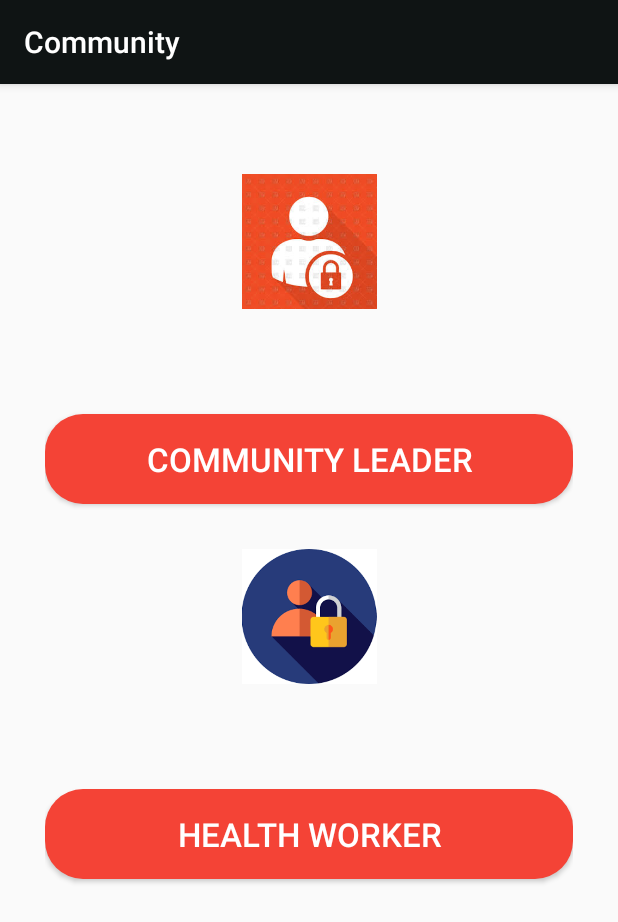
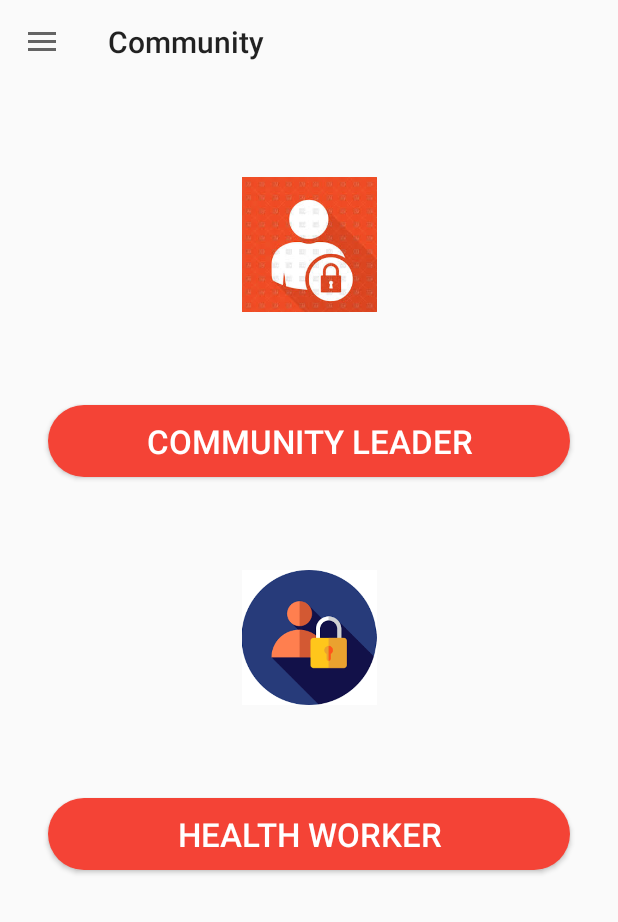
Before and after one commit to Joshua56/FirebaseAuth, an Android app: the MainActivity screen opened directly, with no data from a screen before it, on a phone screen of 412 x 824 dp. Shown: the top 922 px of the screen. Run offline under Robolectric (Android 15) with nearby library versions, the phone set to English and light mode, and no system bars.

Commit message:
Add drawer and fixes
- migrate to androidx

```diff
--- a/app/build.gradle
+++ b/app/build.gradle
@@ -29,7 +29,7 @@ dependencies {
     implementation 'com.google.firebase:firebase-core:17.0.0'
     implementation 'com.google.android.material:material:1.0.0'
     //noinspection GradleCompatible
-    implementation 'com.android.support:design:28.0.0'
+    implementation 'com.google.android.material:material:1.0.0'
     implementation 'com.google.firebase:firebase-auth:18.1.0'
 }
 
--- a/app/src/main/AndroidManifest.xml
+++ b/app/src/main/AndroidManifest.xml
@@ -14,7 +14,10 @@
         <activity android:name=".Medication"></activity>
         <activity android:name=".Community_Leader" />
         <activity android:name=".SignUp_Form" />
-        <activity android:name=".MainActivity" />
+        <activity
+            android:name=".MainActivity"
+            android:label="Community"
+            android:theme="@style/AppTheme.NoActionBar"/>
         <activity android:name=".LogIn_Form">
             <intent-filter>
                 <action android:name="android.intent.action.MAIN" />
--- a/app/src/main/java/www/joshmyapps/com/healthcare/Community_Leader.java
+++ b/app/src/main/java/www/joshmyapps/com/healthcare/Community_Leader.java
@@ -1,10 +1,10 @@
 package www.joshmyapps.com.healthcare;
-
-import androidx.appcompat.app.AppCompatActivity;
 
 import android.content.Intent;
 import android.os.Bundle;
 import android.view.View;
+
+import androidx.appcompat.app.AppCompatActivity;
 
 public class Community_Leader extends AppCompatActivity {
 
@@ -14,22 +14,23 @@ public class Community_Leader extends AppCompatActivity {
     protected void onCreate(Bundle savedInstanceState) {
         super.onCreate(savedInstanceState);
         setContentView(R.layout.activity_community__leader);
-        getSupportActionBar().setTitle("Diseases");
-        diarrhoeaIntent = new Intent(Community_Leader.this,Medication.class);
+        if (getSupportActionBar() != null)
+            getSupportActionBar().setTitle("Diseases");
+        diarrhoeaIntent = new Intent(Community_Leader.this, Medication.class);
     }
 
     public void diarrhoea(View view) {
-        diarrhoeaIntent.putExtra("Disease","Diarrhoea");
+        diarrhoeaIntent.putExtra("Disease", "Diarrhoea");
         startActivity(diarrhoeaIntent);
     }
 
     public void fever(View view) {
-        diarrhoeaIntent.putExtra("Disease","Fever");
+        diarrhoeaIntent.putExtra("Disease", "Fever");
         startActivity(diarrhoeaIntent);
     }
 
     public void cough(View view) {
-        diarrhoeaIntent.putExtra("Disease","Cough");
+        diarrhoeaIntent.putExtra("Disease", "Cough");
         startActivity(diarrhoeaIntent);
     }
 }
--- a/app/src/main/java/www/joshmyapps/com/healthcare/LogIn_Form.java
+++ b/app/src/main/java/www/joshmyapps/com/healthcare/LogIn_Form.java
@@ -1,23 +1,20 @@
 package www.joshmyapps.com.healthcare;
-
-import androidx.annotation.NonNull;
-import androidx.appcompat.app.AppCompatActivity;
 
 import android.content.Intent;
 import android.os.Bundle;
 import android.text.TextUtils;
-import android.util.Log;
 import android.view.View;
 import android.widget.Button;
 import android.widget.EditText;
-import android.widget.ProgressBar;
 import android.widget.Toast;
+
+import androidx.annotation.NonNull;
+import androidx.appcompat.app.AppCompatActivity;
 
 import com.google.android.gms.tasks.OnCompleteListener;
 import com.google.android.gms.tasks.Task;
 import com.google.firebase.auth.AuthResult;
 import com.google.firebase.auth.FirebaseAuth;
-import com.google.firebase.auth.FirebaseUser;
 
 public class LogIn_Form extends AppCompatActivity {
 
@@ -30,7 +27,8 @@ public class LogIn_Form extends AppCompatActivity {
     protected void onCreate(Bundle savedInstanceState) {
         super.onCreate(savedInstanceState);
         setContentView(R.layout.activity_log_in__form);
-        getSupportActionBar().setTitle("Welcome to community Health");
+        if (getSupportActionBar() != null)
+            getSupportActionBar().setTitle("Welcome to community Health");
 
 
         button = (Button) findViewById(R.id.buttonLogin);
@@ -45,19 +43,19 @@ public class LogIn_Form extends AppCompatActivity {
                 String email = textEmail.getText().toString().trim();
                 String password = textPassword.getText().toString().trim();
 
-                if (TextUtils.isEmpty(email)){
+                if (TextUtils.isEmpty(email)) {
 
-                    Toast toast =  Toast.makeText(LogIn_Form.this, "Please enter your email", Toast.LENGTH_SHORT);
+                    Toast.makeText(LogIn_Form.this, "Please enter your email", Toast.LENGTH_SHORT).show();
                     return;
                 }
-                if (TextUtils.isEmpty(password)){
+                if (TextUtils.isEmpty(password)) {
 
-                    Toast toast =  Toast.makeText(LogIn_Form.this, "Please enter your password", Toast.LENGTH_SHORT);
+                    Toast.makeText(LogIn_Form.this, "Please enter your password", Toast.LENGTH_SHORT).show();
                     return;
                 }
-                if (password.length()>6) {
+                if (password.length() > 6) {
 
-                    Toast toast = Toast.makeText(LogIn_Form.this, "Password too short..", Toast.LENGTH_SHORT);
+                    Toast.makeText(LogIn_Form.this, "Password too short..", Toast.LENGTH_SHORT).show();
 
                 }
                 firebaseAuth.signInWithEmailAndPassword(email, password)
@@ -65,26 +63,18 @@ public class LogIn_Form extends AppCompatActivity {
                             @Override
                             public void onComplete(@NonNull Task<AuthResult> task) {
                                 if (task.isSuccessful()) {
-                                    startActivity(new Intent(getApplicationContext(),MainActivity.class));
+                                    startActivity(new Intent(getApplicationContext(), MainActivity.class));
                                 } else {
-                                    // If sign in fails, display a message to the user.
-
+                                    Toast.makeText(LogIn_Form.this, "Authentication Failed", Toast.LENGTH_SHORT).show();
                                 }
-
-                                Toast toast =  Toast.makeText(LogIn_Form.this, "Authentication Failed", Toast.LENGTH_SHORT);
-
                             }
                         });
-                }
+            }
         });
-
-
     }
 
 
-
     public void Sign_in(View view) {
-        startActivity(new Intent(getApplicationContext(),MainActivity.class));
-
+        startActivity(new Intent(getApplicationContext(), MainActivity.class));
     }
 }
--- a/app/src/main/java/www/joshmyapps/com/healthcare/MainActivity.java
+++ b/app/src/main/java/www/joshmyapps/com/healthcare/MainActivity.java
@@ -1,29 +1,78 @@
 package www.joshmyapps.com.healthcare;
-
-import androidx.appcompat.app.AppCompatActivity;
 
 import android.content.Intent;
 import android.os.Bundle;
+import android.view.MenuItem;
 import android.view.View;
+import android.widget.Toast;
 
-public class MainActivity extends AppCompatActivity {
+import androidx.annotation.NonNull;
+import androidx.appcompat.app.ActionBarDrawerToggle;
+import androidx.appcompat.app.AppCompatActivity;
+import androidx.appcompat.widget.Toolbar;
+import androidx.core.view.GravityCompat;
+import androidx.drawerlayout.widget.DrawerLayout;
+
+import com.google.android.material.navigation.NavigationView;
+
+public class MainActivity extends AppCompatActivity implements NavigationView.OnNavigationItemSelectedListener {
+
+    NavigationView mNavigationView;
 
     @Override
     protected void onCreate(Bundle savedInstanceState) {
         super.onCreate(savedInstanceState);
         setContentView(R.layout.activity_main);
-        getSupportActionBar().setTitle("Community");
+
+        Toolbar vToolbar = findViewById(R.id.main_toolbar);
+        setSupportActionBar(vToolbar);
+        /* Reference drawer layout */
+        DrawerLayout drawer = findViewById(R.id.drawer_layout);
+        /* Add toggle and keep in sync */
+        ActionBarDrawerToggle toggle = new ActionBarDrawerToggle(
+                this,
+                drawer,
+                vToolbar,
+                R.string.navigation_drawer_open,
+                R.string.navigation_drawer_close);
+        drawer.addDrawerListener(toggle);
+        toggle.syncState();
+
+        mNavigationView = findViewById(R.id.navigation);
+        mNavigationView.setNavigationItemSelectedListener(this);
+
 
     }
 
     public void community(View view) {
-        startActivity(new Intent(getApplicationContext(),Community_Leader.class));
-
+        startActivity(new Intent(getApplicationContext(), Community_Leader.class));
     }
 
     public void button_signUp(View view) {
+        startActivity(new Intent(getApplicationContext(), SignUp_Form.class));
+    }
 
-        startActivity(new Intent(getApplicationContext(),SignUp_Form.class));
+    @Override
+    public boolean onNavigationItemSelected(@NonNull MenuItem menuItem) {
+        int id = menuItem.getItemId();
 
+        if (id == R.id.nav_report_case)
+            Toast.makeText(this, "Report Case", Toast.LENGTH_SHORT).show();
+        else if (id == R.id.nav_defaulter_tracking)
+            Toast.makeText(this, "Defaulter Tracking", Toast.LENGTH_SHORT).show();
+        else if (id == R.id.nav_chat_room)
+            Toast.makeText(this, "Chat Room", Toast.LENGTH_SHORT).show();
+
+        DrawerLayout drawer = findViewById(R.id.drawer_layout);
+        drawer.closeDrawer(GravityCompat.START);
+        return false;
+    }
+
+    @Override
+    public void onBackPressed() {
+        DrawerLayout drawer = findViewById(R.id.drawer_layout);
+        /* Close drawer if its open */
+        if (drawer.isDrawerOpen(GravityCompat.START)) drawer.closeDrawer(GravityCompat.START);
+        else super.onBackPressed();
     }
 }
--- a/app/src/main/java/www/joshmyapps/com/healthcare/SignUp_Form.java
+++ b/app/src/main/java/www/joshmyapps/com/healthcare/SignUp_Form.java
@@ -1,36 +1,35 @@
 package www.joshmyapps.com.healthcare;
-
-import androidx.annotation.NonNull;
-import androidx.appcompat.app.AppCompatActivity;
 
 import android.content.Intent;
 import android.os.Bundle;
 import android.text.TextUtils;
-import android.util.Log;
 import android.view.View;
 import android.widget.Button;
 import android.widget.EditText;
 import android.widget.ProgressBar;
 import android.widget.Toast;
 
+import androidx.annotation.NonNull;
+import androidx.appcompat.app.AppCompatActivity;
+
 import com.google.android.gms.tasks.OnCompleteListener;
 import com.google.android.gms.tasks.Task;
 import com.google.firebase.auth.AuthResult;
 import com.google.firebase.auth.FirebaseAuth;
-import com.google.firebase.auth.FirebaseUser;
 
 public class SignUp_Form extends AppCompatActivity {
 
     Button mButton;
     ProgressBar progressBar;
-    EditText textEmail,textPassword,textConfirmPassword;
+    EditText textEmail, textPassword, textConfirmPassword;
     private FirebaseAuth firebaseAuth;
 
     @Override
     protected void onCreate(Bundle savedInstanceState) {
         super.onCreate(savedInstanceState);
         setContentView(R.layout.activity_sign_up__form);
-        getSupportActionBar().setTitle("Sign up");
+        if (getSupportActionBar() != null)
+            getSupportActionBar().setTitle("Sign up");
 
 
         mButton = (Button) findViewById(R.id.button_register);
@@ -49,30 +48,30 @@ public class SignUp_Form extends AppCompatActivity {
                 String password = textPassword.getText().toString().trim();
                 String confirmPassword = textConfirmPassword.getText().toString().trim();
 
-                if (TextUtils.isEmpty(email)){
+                if (TextUtils.isEmpty(email)) {
 
-                    Toast toast =  Toast.makeText(SignUp_Form.this, "Please enter your email", Toast.LENGTH_SHORT);
+                    Toast.makeText(SignUp_Form.this, "Please enter your email", Toast.LENGTH_SHORT).show();
                     return;
                 }
-                if (TextUtils.isEmpty(password)){
+                if (TextUtils.isEmpty(password)) {
 
-                    Toast toast =  Toast.makeText(SignUp_Form.this, "Please enter your password", Toast.LENGTH_SHORT);
+                    Toast.makeText(SignUp_Form.this, "Please enter your password", Toast.LENGTH_SHORT).show();
                     return;
                 }
-                if (TextUtils.isEmpty(confirmPassword)){
+                if (TextUtils.isEmpty(confirmPassword)) {
 
-                    Toast toast =  Toast.makeText(SignUp_Form.this, "Please confirm your password", Toast.LENGTH_SHORT);
+                    Toast.makeText(SignUp_Form.this, "Please confirm your password", Toast.LENGTH_SHORT).show();
                     return;
                 }
-                if (password.length()>6){
+                if (password.length() > 6) {
 
-                    Toast toast =  Toast.makeText(SignUp_Form.this, "Password too short..", Toast.LENGTH_SHORT);
+                    Toast.makeText(SignUp_Form.this, "Password too short..", Toast.LENGTH_SHORT).show();
 
 
                 }
-                progressBar.setVisibility(view.VISIBLE);
+                progressBar.setVisibility(View.VISIBLE);
 
-                if (password.equals(confirmPassword)){
+                if (password.equals(confirmPassword)) {
 
                     firebaseAuth.createUserWithEmailAndPassword(email, password)
                             .addOnCompleteListener(SignUp_Form.this, new OnCompleteListener<AuthResult>() {
@@ -82,32 +81,21 @@ public class SignUp_Form extends AppCompatActivity {
 
                                     progressBar.setVisibility(View.GONE);
                                     if (task.isSuccessful()) {
-                                        startActivity(new Intent(getApplicationContext(),MainActivity.class));
-                                        Toast toast =  Toast.makeText(SignUp_Form.this, "Registration Complete", Toast.LENGTH_SHORT);
+                                        startActivity(new Intent(getApplicationContext(), MainActivity.class));
+                                        Toast.makeText(SignUp_Form.this, "Registration Complete", Toast.LENGTH_SHORT).show();
 
                                     } else {
-
-                                        Toast toast =  Toast.makeText(SignUp_Form.this, "Authentication Failed", Toast.LENGTH_SHORT);
-
-
+                                        Toast.makeText(SignUp_Form.this, "Authentication Failed", Toast.LENGTH_SHORT).show();
                                     }
 
-                                    // ...
                                 }
                             });
-
-
                 }
-
-
             }
         });
-
-
     }
 
     public void button_signUpForm(View view) {
-
-        startActivity(new Intent(getApplicationContext(),SignUp_Form.class));
+        startActivity(new Intent(getApplicationContext(), SignUp_Form.class));
     }
 }
--- /dev/null
+++ b/app/src/main/res/drawable/ic_chat_bubble.xml
@@ -0,0 +1,9 @@
+<vector xmlns:android="http://schemas.android.com/apk/res/android"
+        android:width="24dp"
+        android:height="24dp"
+        android:viewportWidth="24.0"
+        android:viewportHeight="24.0">
+    <path
+        android:fillColor="#FF000000"
+        android:pathData="M20,2L4,2c-1.1,0 -2,0.9 -2,2v18l4,-4h14c1.1,0 2,-0.9 2,-2L22,4c0,-1.1 -0.9,-2 -2,-2zM20,16L6,16l-2,2L4,4h16v12z"/>
+</vector>
--- /dev/null
+++ b/app/src/main/res/drawable/ic_report.xml
@@ -0,0 +1,9 @@
+<vector xmlns:android="http://schemas.android.com/apk/res/android"
+        android:width="24dp"
+        android:height="24dp"
+        android:viewportWidth="24.0"
+        android:viewportHeight="24.0">
+    <path
+        android:fillColor="#FF000000"
+        android:pathData="M15.73,3L8.27,3L3,8.27v7.46L8.27,21h7.46L21,15.73L21,8.27L15.73,3zM12,17.3c-0.72,0 -1.3,-0.58 -1.3,-1.3 0,-0.72 0.58,-1.3 1.3,-1.3 0.72,0 1.3,0.58 1.3,1.3 0,0.72 -0.58,1.3 -1.3,1.3zM13,13h-2L11,7h2v6z"/>
+</vector>
--- /dev/null
+++ b/app/src/main/res/drawable/ic_track.xml
@@ -0,0 +1,9 @@
+<vector xmlns:android="http://schemas.android.com/apk/res/android"
+        android:width="24dp"
+        android:height="24dp"
+        android:viewportWidth="24.0"
+        android:viewportHeight="24.0">
+    <path
+        android:fillColor="#FF000000"
+        android:pathData="M20,8h-2.81c-0.45,-0.78 -1.07,-1.45 -1.82,-1.96L17,4.41 15.59,3l-2.17,2.17C12.96,5.06 12.49,5 12,5c-0.49,0 -0.96,0.06 -1.41,0.17L8.41,3 7,4.41l1.62,1.63C7.88,6.55 7.26,7.22 6.81,8L4,8v2h2.09c-0.05,0.33 -0.09,0.66 -0.09,1v1L4,12v2h2v1c0,0.34 0.04,0.67 0.09,1L4,16v2h2.81c1.04,1.79 2.97,3 5.19,3s4.15,-1.21 5.19,-3L20,18v-2h-2.09c0.05,-0.33 0.09,-0.66 0.09,-1v-1h2v-2h-2v-1c0,-0.34 -0.04,-0.67 -0.09,-1L20,10L20,8zM14,16h-4v-2h4v2zM14,12h-4v-2h4v2z"/>
+</vector>
--- a/app/src/main/res/layout/activity_log_in__form.xml
+++ b/app/src/main/res/layout/activity_log_in__form.xml
@@ -21,7 +21,7 @@
         android:layout_gravity="center"
         android:layout_marginTop="10dp"
         android:layout_height="wrap_content"
-       android:visibility="visible"/>
+       android:visibility="invisible"/>
 
     <com.google.android.material.textfield.TextInputLayout
         android:layout_width="match_parent"
--- a/app/src/main/res/layout/activity_main.xml
+++ b/app/src/main/res/layout/activity_main.xml
@@ -1,46 +1,68 @@
 <?xml version="1.0" encoding="utf-8"?>
-<LinearLayout xmlns:android="http://schemas.android.com/apk/res/android"
+<androidx.drawerlayout.widget.DrawerLayout xmlns:android="http://schemas.android.com/apk/res/android"
     xmlns:app="http://schemas.android.com/apk/res-auto"
     xmlns:tools="http://schemas.android.com/tools"
+    android:id="@+id/drawer_layout"
     android:layout_width="match_parent"
     android:layout_height="match_parent"
-    android:orientation="vertical"
-    android:padding="30dp"
-    tools:context=".MainActivity">
+    android:fitsSystemWindows="true"
+    tools:context=".MainActivity"
+    tools:openDrawer="start">
 
+
+    <LinearLayout
+        android:layout_width="match_parent"
+        android:layout_height="match_parent"
+        android:orientation="vertical">
+
+        <androidx.appcompat.widget.Toolbar
+            android:id="@+id/main_toolbar"
+            android:layout_width="match_parent"
+            android:layout_height="?attr/actionBarSize"
+            android:layout_marginBottom="32dp" />
 
         <ImageView
             android:layout_width="match_parent"
             android:layout_height="150dp"
-        android:src="@drawable/log"
-        android:padding="30dp"/>
+            android:padding="30dp"
+            android:src="@drawable/log" />
 
         <Button
+            android:id="@+id/community_leader"
             android:layout_width="match_parent"
+            android:layout_height="wrap_content"
+            android:layout_margin="32dp"
+            android:background="@drawable/button_rounded"
+            android:onClick="community"
             android:text="Community leader"
-        android:textSize="22sp"
             android:textColor="#fff"
-        android:id="@+id/community_leader"
-        android:layout_marginTop="40dp"
-        android:onClick="community"
-        android:background="@drawable/button_rounded"
-        android:layout_height="60dp" />
+            android:textSize="22sp" />
 
         <ImageView
             android:layout_width="match_parent"
             android:layout_height="150dp"
-        android:src="@drawable/login"
-        android:padding="30dp"/>
+            android:padding="30dp"
+            android:src="@drawable/login" />
 
         <Button
+            android:id="@+id/community_worker"
             android:layout_width="match_parent"
+            android:layout_height="wrap_content"
+            android:layout_margin="32dp"
+            android:background="@drawable/button_rounded"
             android:text="Health Worker"
-        android:textSize="22sp"
             android:textColor="#fff"
-        android:id="@+id/community_worker"
-        android:layout_marginTop="40dp"
-        android:background="@drawable/button_rounded"
-        android:layout_height="60dp" />
+            android:textSize="22sp" />
 
 
     </LinearLayout>
+
+
+    <com.google.android.material.navigation.NavigationView
+        android:id="@+id/navigation"
+        android:layout_width="wrap_content"
+        android:layout_height="match_parent"
+        android:layout_gravity="start|left"
+        app:menu="@menu/main_menu" />
+
+</androidx.drawerlayout.widget.DrawerLayout>
--- /dev/null
+++ b/app/src/main/res/menu/main_menu.xml
@@ -0,0 +1,25 @@
+<?xml version="1.0" encoding="utf-8"?>
+<menu xmlns:android="http://schemas.android.com/apk/res/android"
+    xmlns:tools="http://schemas.android.com/tools"
+    xmlns:app="http://schemas.android.com/apk/res-auto"
+    tools:showIn="navigation">
+
+    <item
+        android:id="@+id/nav_report_case"
+        android:icon="@drawable/ic_report"
+        app:iconTint="@color/colorAccent"
+        android:title="@string/report_case" />
+
+    <item
+        android:id="@+id/nav_defaulter_tracking"
+        android:icon="@drawable/ic_track"
+        app:iconTint="@color/colorAccent"
+        android:title="@string/defaulter_tracking" />
+
+    <item
+        android:id="@+id/nav_chat_room"
+        android:icon="@drawable/ic_chat_bubble"
+        app:iconTint="@color/colorAccent"
+        android:title="@string/chat_room" />
+
+</menu>
--- a/app/src/main/res/values/strings.xml
+++ b/app/src/main/res/values/strings.xml
@@ -1,3 +1,8 @@
 <resources>
     <string name="app_name">HealthCare</string>
+    <string name="report_case">Report Case</string>
+    <string name="defaulter_tracking">Defaulter Tracking</string>
+    <string name="chat_room">Chat Room</string>
+    <string name="navigation_drawer_open">Open navigation drawer</string>
+    <string name="navigation_drawer_close">Close navigation drawer</string>
 </resources>
--- a/app/src/main/res/values/styles.xml
+++ b/app/src/main/res/values/styles.xml
@@ -8,4 +8,11 @@
         <item name="colorAccent">@color/colorAccent</item>
     </style>
 
+    <style name="AppTheme.NoActionBar" parent="Theme.AppCompat.Light.NoActionBar">
+        <!-- Customize your theme here. -->
+        <item name="colorPrimary">@color/colorPrimary</item>
+        <item name="colorPrimaryDark">@color/colorPrimaryDark</item>
+        <item name="colorAccent">@color/colorAccent</item>
+    </style>
+
 </resources>
```
Lines whose indentation alone changed are shown as unchanged.
